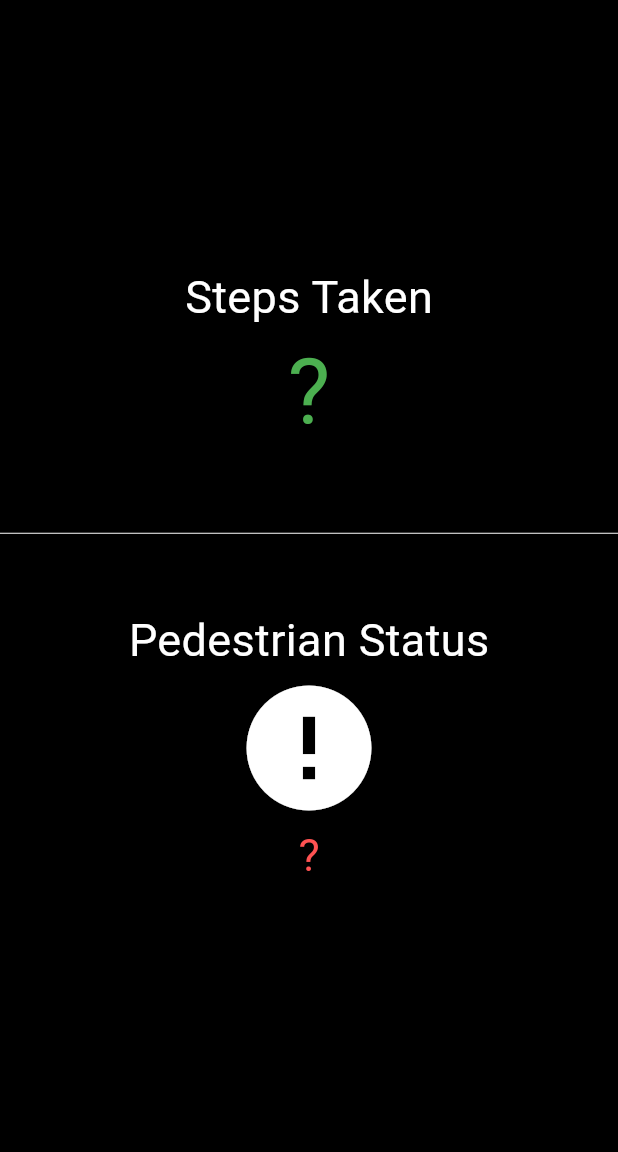
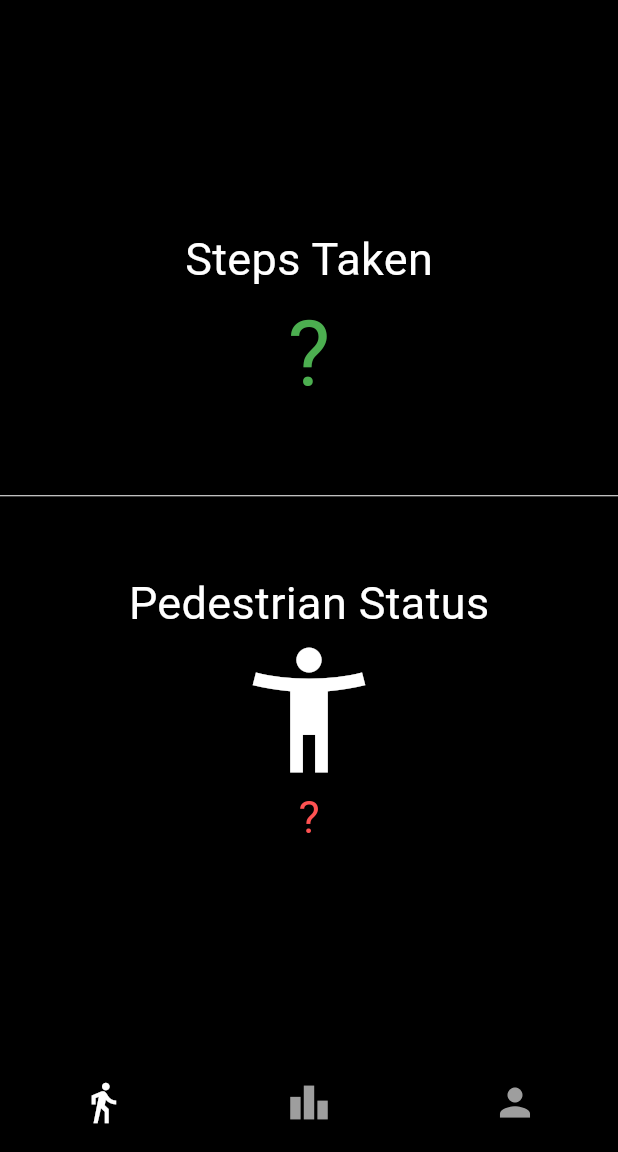
Before and after one commit to dzhan111/pedometer_app, a Flutter app: the screen it shows after launch, on a phone screen of 412 x 824 dp, the part 84-1236 px from its top. Run offline on Flutter 3.47's test engine with Material 3 defaults, Android fonts, the phone set to English and light mode, and no system bars; our stand-ins replace pedometer.

Commit message:
pedometer working, profile, leaderboards, main pages set up

```diff
--- a/lib/global_vars.dart
+++ b/lib/global_vars.dart
@@ -0,0 +1,10 @@
+import 'package:flutter/material.dart';
+import 'package:social_pedometer/home_screen.dart';
+import 'package:social_pedometer/leaderboards_screen.dart';
+import 'package:social_pedometer/profile_screen.dart';
+
+List<Widget> homeScreenItems = [
+    const HomeScreen(),
+    const LeaderBoardsScreen(),
+    ProfileScreen()
+];
--- /dev/null
+++ b/lib/home_screen.dart
@@ -0,0 +1,130 @@
+import 'dart:async';
+
+import 'package:flutter/material.dart';
+import 'package:pedometer/pedometer.dart';
+
+
+
+class HomeScreen extends StatefulWidget {
+  const HomeScreen({super.key});
+
+  @override
+  // ignore: library_private_types_in_public_api
+  _HomeScreenState createState() => _HomeScreenState();
+}
+
+class _HomeScreenState extends State<HomeScreen> {
+  late Stream<StepCount> _stepCountStream;
+  late Stream<PedestrianStatus> _pedestrianStatusStream;
+  String _status = '?', _steps = '?';
+  var start = 0;
+  DateTime _lastUpdate = DateTime.now();
+
+  @override
+  void initState() {
+    super.initState();
+    initPlatformState();
+  }
+
+  void initPlatformState() {
+    _pedestrianStatusStream = Pedometer.pedestrianStatusStream;
+    _pedestrianStatusStream
+        .listen(onPedestrianStatusChanged)
+        .onError(onPedestrianStatusError);
+
+    _stepCountStream = Pedometer.stepCountStream;
+    _stepCountStream.listen(onStepCount).onError(onStepCountError);
+  }
+
+  void onStepCount(StepCount event) {
+    DateTime currentDate = DateTime.now();
+    //DateTime tomorrow = currentDate.add(Duration(days: 1));
+    print(currentDate);
+    if (currentDate.day != _lastUpdate.day ||
+        currentDate.month != _lastUpdate.month ||
+        currentDate.year != _lastUpdate.year) {
+      setState(() {
+        start = event.steps;
+        _steps = '0';  // Reset steps at the start of a new day
+        _lastUpdate = currentDate;  // Update last update time to now
+      });
+    } else {
+      setState(() {
+        _steps = (event.steps - start).toString();
+
+        _lastUpdate = currentDate;
+      });
+    }
+  }
+
+  void onPedestrianStatusChanged(PedestrianStatus event) {
+    setState(() {
+      _status = event.status;
+    });
+  }
+
+  void onPedestrianStatusError(error) {
+    setState(() {
+      _status = 'unknown';
+    });
+  }
+
+  void onStepCountError(error) {
+    setState(() {
+      _steps = 'unknown';
+    });
+  }
+
+
+
+  @override
+  Widget build(BuildContext context) {
+    return MaterialApp(
+      home: Scaffold(
+        appBar: AppBar(
+          title: const Text('Pedometer Example'),
+          backgroundColor: Colors.transparent,
+          elevation: 100,
+        ),
+        backgroundColor: Colors.black,
+        body: Center(
+          child: Column(
+            mainAxisAlignment: MainAxisAlignment.center,
+            children: <Widget>[
+              const Text(
+                'Steps Taken',
+                style: TextStyle(fontSize: 30, color: Colors.white),
+              ),
+              Text(
+                _steps,
+                style: const TextStyle(fontSize: 60, color: Colors.green),
+              ),
+              const Divider(height: 100, thickness: 0, color: Colors.white),
+              const Text(
+                'Pedestrian Status',
+                style: TextStyle(fontSize: 30, color: Colors.white),
+              ),
+              Icon(
+                _status == 'walking'
+                    ? Icons.directions_walk
+                    : Icons.accessibility_new,
+                size: 100,
+                color: Colors.white,
+              ),
+              Text(
+                _status,
+                style: TextStyle(
+                  fontSize: 30,
+                  color: _status == 'walking' || _status == 'stopped'
+                      ? Colors.lightGreenAccent
+                      : Colors.redAccent,
+                ),
+              ),
+            ],
+          ),
+        ),
+
+      ),
+    );
+  }
+}
--- a/lib/main.dart
+++ b/lib/main.dart
@@ -2,12 +2,15 @@ import 'dart:async';
 
 import 'package:flutter/material.dart';
 import 'package:pedometer/pedometer.dart';
+import 'package:social_pedometer/mobile_layout.dart';
 
 void main() {
   runApp(MyApp());
 }
 
 class MyApp extends StatefulWidget {
+  const MyApp({super.key});
+
   @override
   _MyAppState createState() => _MyAppState();
 }
@@ -79,53 +82,7 @@ class _MyAppState extends State<MyApp> {
   @override
   Widget build(BuildContext context) {
     return MaterialApp(
-      home: Scaffold(
-        appBar: AppBar(
-          title: const Text('Pedometer Example'),
-          backgroundColor: Colors.transparent,
-          elevation: 100,
-        ),
-        backgroundColor: Colors.black,
-        body: Center(
-          child: Column(
-            mainAxisAlignment: MainAxisAlignment.center,
-            children: <Widget>[
-              const Text(
-                'Steps Taken',
-                style: TextStyle(fontSize: 30, color: Colors.white),
-              ),
-              Text(
-                _steps,
-                style: const TextStyle(fontSize: 60, color: Colors.green),
-              ),
-              const Divider(height: 100, thickness: 0, color: Colors.white),
-              const Text(
-                'Pedestrian Status',
-                style: TextStyle(fontSize: 30, color: Colors.white),
-              ),
-              Icon(
-                _status == 'walking'
-                    ? Icons.directions_walk
-                    : _status == 'stopped'
-                        ? Icons.accessibility_new
-                        : Icons.error,
-                size: 100,
-                color: Colors.white,
-              ),
-              Text(
-                _status,
-                style: TextStyle(
-                  fontSize: 30,
-                  color: _status == 'walking' || _status == 'stopped'
-                      ? Colors.lightGreenAccent
-                      : Colors.redAccent,
-                ),
-              ),
-            ],
-          ),
-        ),
-
-      ),
+      home: MobileLayout()
     );
   }
 }
--- a/lib/mobile_layout.dart
+++ b/lib/mobile_layout.dart
@@ -52,15 +52,13 @@ class _MobileLayoutState extends State<MobileLayout> {
         backgroundColor: Color.fromARGB(255, 0, 0, 0),
         items: [
           BottomNavigationBarItem(
-              icon: Icon(Icons.home, color : _page == 0 ? primaryColor : secondaryColor), label: '', backgroundColor: secondaryColor),
+              icon: Icon(Icons.directions_walk, color : _page == 0 ? primaryColor : secondaryColor), label: '', backgroundColor: secondaryColor),
               BottomNavigationBarItem(
-              icon: Icon(Icons.search, color : _page == 1 ? primaryColor : secondaryColor), label: '', backgroundColor: secondaryColor),
+              icon: Icon(Icons.leaderboard, color : _page == 1 ? primaryColor : secondaryColor), label: '', backgroundColor: secondaryColor),
               BottomNavigationBarItem(
-              icon: Icon(Icons.add_circle, color : _page == 2 ? primaryColor : secondaryColor), label: '', backgroundColor: secondaryColor),
-              BottomNavigationBarItem(
-              icon: Icon(Icons.favorite, color : _page == 3 ? primaryColor : secondaryColor), label: '', backgroundColor: secondaryColor),
-              BottomNavigationBarItem(
-              icon: Icon(Icons.person,color : _page == 4 ? primaryColor : secondaryColor), label: '', backgroundColor: secondaryColor),
+              icon: Icon(Icons.person, color : _page == 2 ? primaryColor : secondaryColor), label: '', backgroundColor: secondaryColor),
+
+
         ],onTap: navigationTab,
       ),
     );
```
Also changed, not shown: lib/leaderboards_screen.dart (added, +19 -0 lines), lib/profile_screen.dart (added, +15 -0 lines).
